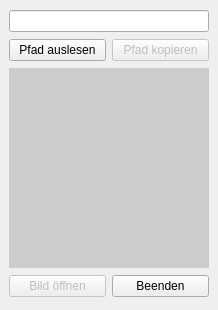
Above: mainwindow.ui from Alsweider/WasfurnBild before the change. Below: the same form after it.
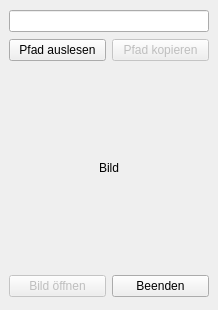
That is the form after the change.

Diff of the .ui file:
```diff
--- a/mainwindow.ui
+++ b/mainwindow.ui
@@ -46,13 +46,7 @@
      </layout>
     </item>
     <item row="2" column="0">
-     <widget class="QLabel" name="labelImage">
-      <property name="sizePolicy">
-       <sizepolicy hsizetype="Fixed" vsizetype="Fixed">
-        <horstretch>0</horstretch>
-        <verstretch>0</verstretch>
-       </sizepolicy>
-      </property>
+     <widget class="QPushButton" name="pushButton_5">
       <property name="minimumSize">
        <size>
         <width>200</width>
@@ -66,7 +60,10 @@
        <string notr="true">background-color: rgb(204, 204, 204);</string>
       </property>
       <property name="text">
-       <string/>
+       <string>Bild</string>
+      </property>
+      <property name="flat">
+       <bool>true</bool>
       </property>
      </widget>
     </item>
```
Left out of the diff: 24 changed lines with no effect on the pictures.
